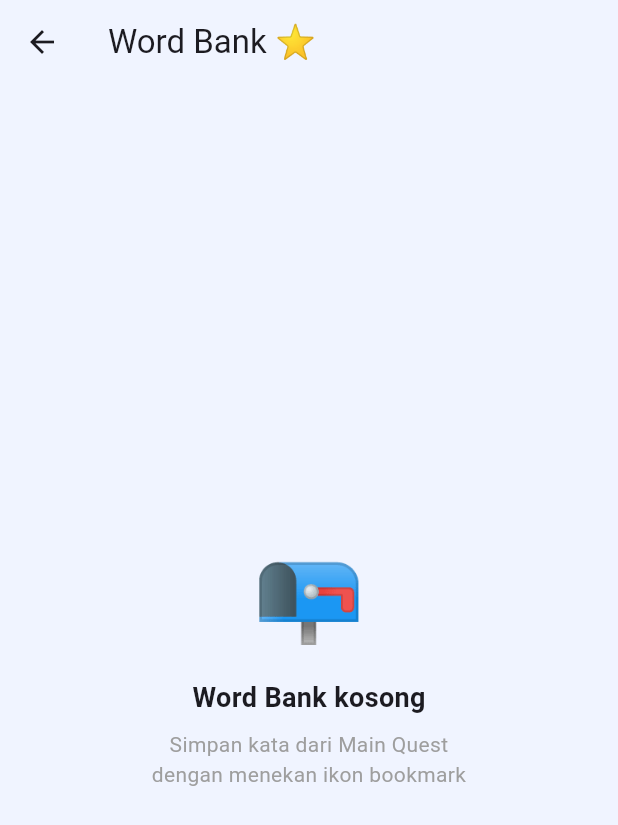
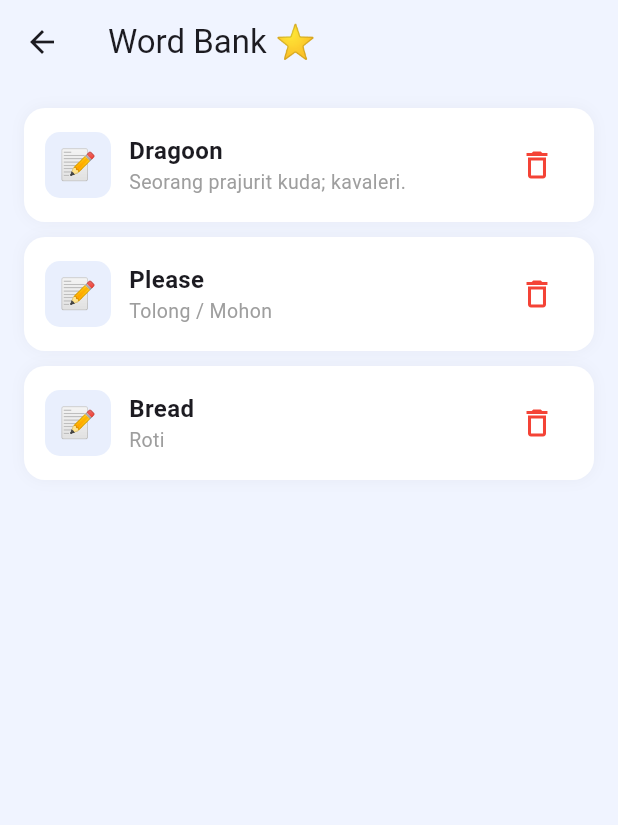
Before and after one commit to GaryFaldi/lingua_go, a Flutter app: the HomePage screen opened directly, after a tap on the "bookmark" icon, on a phone screen of 412 x 824 dp. Shown: the top 825 px of the screen. Run offline on Flutter 3.47's test engine with Material 3 defaults, Android fonts, the phone set to English and light mode, and no system bars; our stand-ins replace flutter_dotenv, flutter_local_notifications, flutter_markdown, geocoding, geolocator, get and 7 more; missing offline and left inert: lat_lng_to_timezone; accounts and stored records are empty.

Commit message:
update fitur lbs

```diff
--- /dev/null
+++ b/lib/controller/word_bank_controller.dart
@@ -0,0 +1,22 @@
+import 'package:get/get.dart';
+import '../data/models/vocab_model.dart';
+
+class WordBankController extends GetxController {
+  // Gunakan .obs agar list ini menjadi reaktif (observable)
+  var words = <Vocab>[
+    Vocab(word: 'Dragoon', meaning: 'Seorang prajurit kuda; kavaleri.'),
+    Vocab(word: 'Please', meaning: 'Tolong / Mohon'),
+    Vocab(word: 'Bread', meaning: 'Roti'),
+  ].obs;
+
+  // Fungsi untuk menghapus kata
+  void removeFromWordBank(String word) {
+    words.removeWhere((v) => v.word == word);
+    // TODO: Tambahkan logika untuk menghapus dari SQLite di sini nantinya
+  }
+
+  // Fungsi untuk menambah kata
+  void addToWordBank(Vocab vocab) {
+    words.add(vocab);
+  }
+}
--- /dev/null
+++ b/lib/data/models/vocab_model.dart
@@ -0,0 +1,6 @@
+class Vocab {
+  final String word;
+  final String meaning;
+
+  Vocab({required this.word, required this.meaning});
+}
--- a/lib/features/home/home_page.dart
+++ b/lib/features/home/home_page.dart
@@ -1,5 +1,6 @@
 import 'package:flutter/material.dart';
 import 'package:provider/provider.dart';
+import 'package:get/get.dart';
 import '../../core/theme/app_theme.dart';
 import '../auth/auth_provider.dart';
 import 'main_quest/quest_provider.dart';
@@ -10,6 +11,7 @@ import 'side_quest/crack_the_egg_page.dart';
 import 'side_quest/word_bank_page.dart';
 import 'dictionary/dictionary_page.dart';
 import 'chatbot/chatbot_page.dart';
+import '../../controller/word_bank_controller.dart';
 
 class HomePage extends StatelessWidget {
   const HomePage({super.key});
@@ -503,6 +505,13 @@ class HomePage extends StatelessWidget {
   // ── Side Quest Grid ─────────────────────────────────────
 
   Widget _buildSideQuestGrid(BuildContext context) {
+    // 1. Inisialisasi controller GetX untuk Word Bank
+    final wordBankCtrl = Get.put(WordBankController());
+
+    // 2. Bungkus GridView dengan Obx agar UI bereaksi terhadap perubahan data
+    return Obx(() {
+      final wordCount = wordBankCtrl.words.length; // Ambil jumlah kata
+
       final items = [
         _SideQuestItem(
           icon: '📱',
@@ -524,7 +533,7 @@ class HomePage extends StatelessWidget {
             MaterialPageRoute(
               builder: (_) => CrackTheEggPage(
                 questProvider: context.read<QuestProvider>(),
-              userId: context.read<QuestProvider>().userId, // ← tambah ini
+                userId: context.read<QuestProvider>().userId,
               ),
             ),
           ),
@@ -542,16 +551,13 @@ class HomePage extends StatelessWidget {
         _SideQuestItem(
           icon: '⭐',
           title: 'Word Bank',
-        subtitle: 'Koleksi Vocab',
+          // 3. Masukkan variabel wordCount di sini
+          subtitle: '$wordCount Kosakata Tersimpan',
           gradient: const [Color(0xFFF59E0B), Color(0xFFEF4444)],
           onTap: () => Navigator.push(
             context,
-          MaterialPageRoute(
-            builder: (_) => ChangeNotifierProvider.value(
-              value: context.read<QuestProvider>(),
-              child: const WordBankPage(),
-            ),
-          ),
+            // 4. Hapus ChangeNotifierProvider karena kita sudah pakai GetX
+            MaterialPageRoute(builder: (_) => const WordBankPage()),
           ),
         ),
       ];
@@ -565,6 +571,7 @@ class HomePage extends StatelessWidget {
         childAspectRatio: 1.6,
         children: items.map((item) => _buildSideQuestCard(item)).toList(),
       );
+    });
   }
 
   Widget _buildSideQuestCard(_SideQuestItem item) {
--- a/lib/features/home/side_quest/word_bank_page.dart
+++ b/lib/features/home/side_quest/word_bank_page.dart
@@ -1,25 +1,30 @@
 import 'package:flutter/material.dart';
-import 'package:provider/provider.dart';
+import 'package:get/get.dart'; // Wajib di-import untuk GetX!
 import '../../../core/theme/app_theme.dart';
-import '../main_quest/quest_provider.dart';
+import '../../../controller/word_bank_controller.dart';
 
 class WordBankPage extends StatelessWidget {
   const WordBankPage({super.key});
 
   @override
   Widget build(BuildContext context) {
-    final quest = context.watch<QuestProvider>();
-    final words = quest.wordBank;
+    // Inisialisasi controller GetX
+    final controller = Get.put(WordBankController());
 
     return Scaffold(
       backgroundColor: const Color(0xFFF0F4FF),
       appBar: AppBar(
-        title: const Text('Word Bank ⭐'),
+        // Obx akan memantau perubahan jumlah array words
+        title: Obx(() => Text('Word Bank ⭐')),
         backgroundColor: Colors.transparent,
         elevation: 0,
       ),
-      body: words.isEmpty
-          ? const Center(
+      body: Obx(() {
+        final words = controller.words;
+
+        // Jika kosong, tampilkan pesan kosong
+        if (words.isEmpty) {
+          return const Center(
             child: Column(
               mainAxisAlignment: MainAxisAlignment.center,
               children: [
@@ -37,13 +42,17 @@ class WordBankPage extends StatelessWidget {
                 ),
               ],
             ),
-            )
-          : ListView.separated(
+          );
+        }
+
+        // Jika ada isinya, tampilkan list
+        return ListView.separated(
           padding: const EdgeInsets.all(16),
           itemCount: words.length,
           separatorBuilder: (_, __) => const SizedBox(height: 10),
           itemBuilder: (_, i) {
             final vocab = words[i];
+
             return Container(
               padding: const EdgeInsets.all(14),
               decoration: BoxDecoration(
@@ -93,24 +102,27 @@ class WordBankPage extends StatelessWidget {
                   ),
                   IconButton(
                     onPressed: () {
-                          quest.removeFromWordBank(vocab.word);
-                          ScaffoldMessenger.of(context).showSnackBar(
-                            SnackBar(
-                              content: Text('"${vocab.word}" dihapus'),
+                      // Hapus dari state
+                      controller.removeFromWordBank(vocab.word);
+
+                      // Munculkan notifikasi snackbar
+                      Get.snackbar(
+                        'Dihapus',
+                        '"${vocab.word}" telah dihapus',
                         backgroundColor: Colors.red,
-                            ),
+                        colorText: Colors.white,
+                        snackPosition: SnackPosition.BOTTOM,
+                        margin: const EdgeInsets.all(16),
                       );
                     },
-                        icon: const Icon(
-                          Icons.delete_outline,
-                          color: Colors.red,
-                        ),
+                    icon: const Icon(Icons.delete_outline, color: Colors.red),
                   ),
                 ],
               ),
             );
           },
-            ),
+        );
+      }),
     );
   }
 }
--- a/pubspec.yaml
+++ b/pubspec.yaml
@@ -54,6 +54,8 @@ dependencies:
   flutter_local_notifications: ^17.1.2
 
   url_launcher: ^6.3.0
+  get: ^4.7.3
+  webview_flutter: ^4.13.1
 
 flutter:
   uses-material-design: true
```
Also changed, not shown: lib/features/traveler/language_center_page.dart (+84 -21 lines), pubspec.lock, 2 other files. Lines whose indentation alone changed are shown as unchanged.
